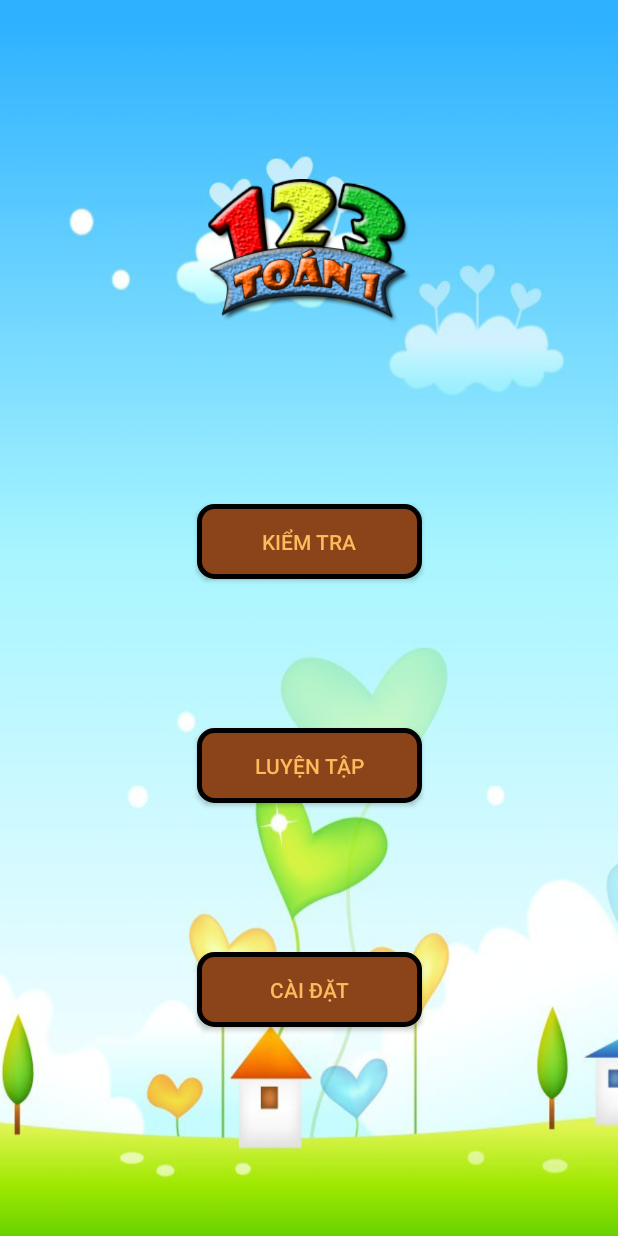
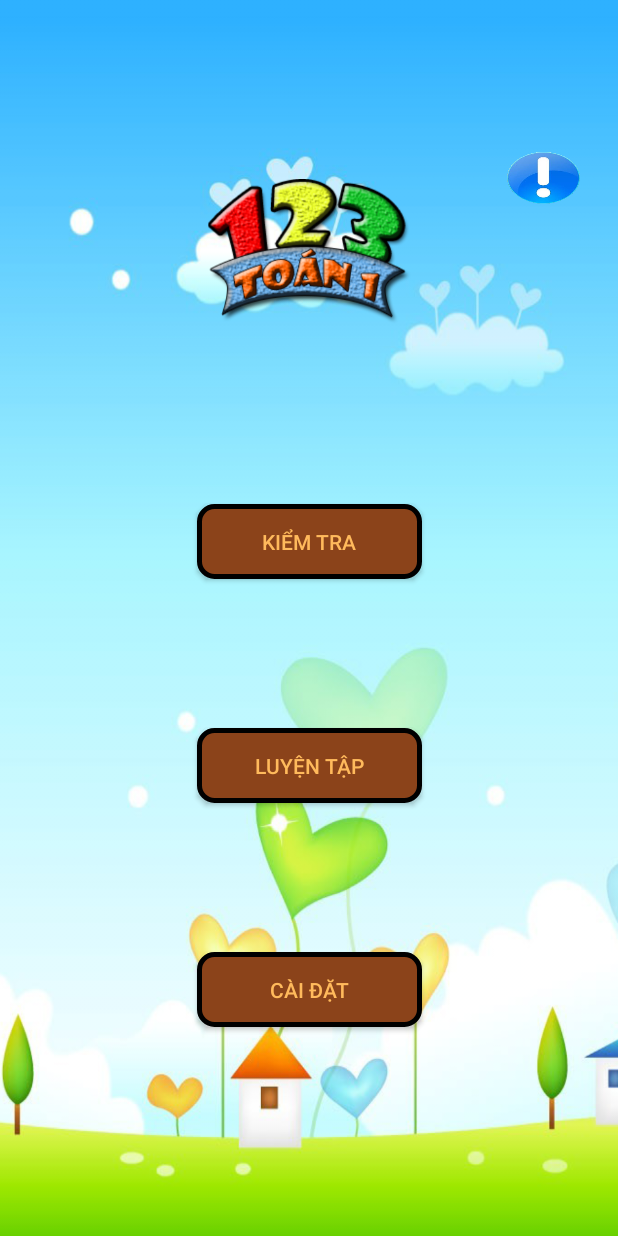
Before and after one commit to tavietanh/Math123, an Android app: the screen it shows after launch (MainActivity), on a phone screen of 412 x 824 dp. Run offline under Robolectric (Android 15) with nearby library versions, the phone set to English and light mode, and no system bars.

Commit message:
add ThongTinNhom

```diff
--- a/app/src/main/res/imgsource/values/strings.xml
+++ b/app/src/main/res/imgsource/values/strings.xml
@@ -27,4 +27,7 @@
     <string name="Logic_KQA">= 1</string>
     <string name="Logic_KQB">= 1</string>
     <string name="LogicText">Bạn Toàn có 6 viên bi, thắng 2 viên bị. Hỏi bạn Toàn có mấy viên bi?</string>
+    <string name="About">Thông tin ứng dụng</string>
+    <string name="AboutUs">AboutUs</string>
+    <string name="QuayLai">Quay lại</string>
 </resources>
--- a/app/src/main/res/layout/activity_main.xml
+++ b/app/src/main/res/layout/activity_main.xml
@@ -73,4 +73,19 @@
         app:layout_constraintStart_toStartOf="parent"
         app:layout_constraintTop_toBottomOf="@+id/btnPractice" />
 
+    <Button
+        android:id="@+id/btnAbout"
+        android:layout_width="55dp"
+        android:layout_height="39dp"
+        android:layout_alignParentBottom="true"
+        android:layout_centerHorizontal="true"
+        android:layout_marginBottom="592dp"
+        android:layout_marginTop="8dp"
+        android:background="@drawable/about"
+        app:layout_constraintBottom_toBottomOf="parent"
+        app:layout_constraintEnd_toEndOf="parent"
+        app:layout_constraintHorizontal_bias="0.938"
+        app:layout_constraintStart_toStartOf="parent"
+        app:layout_constraintTop_toTopOf="parent" />
+
 </android.support.constraint.ConstraintLayout>
```
Also changed, not shown: app/src/main/java/com/example/admin/math123/MainActivity.java (+25 -0 lines), app/src/main/res/drawable/about.png (added).
